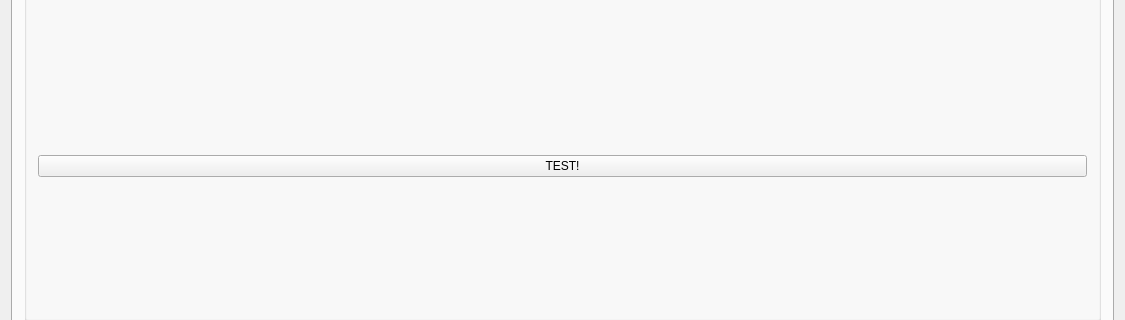
First picture: the form in GUI.ui, repository pisaoutertracker/BurnIn_Controller, before the edit; both pictures show x 0 to 1125 and y 453 to 773 of the 1125 by 858 pixel window.
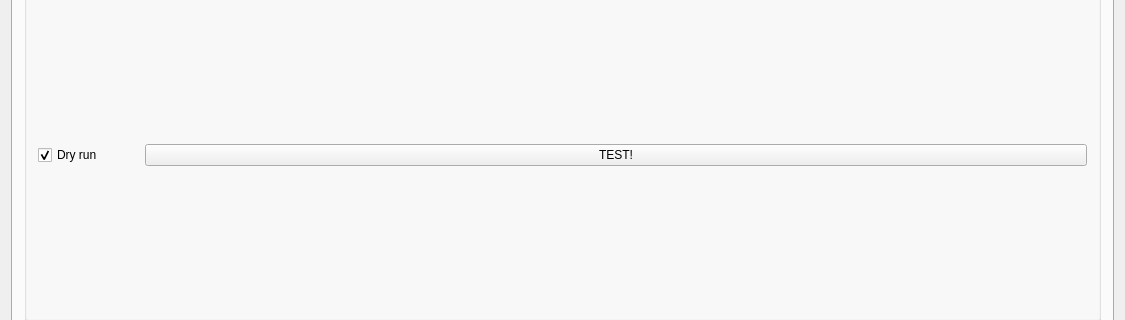
Second picture: the form after the edit. Icons and pictures are not drawn. Custom widgets are drawn as their Qt base class.

Commit message: module test functionality

Patch:
```diff
--- a/GUI.ui
+++ b/GUI.ui
@@ -764,7 +764,7 @@
           </property>
           <layout class="QVBoxLayout" name="verticalLayout_13">
            <item>
-            <spacer name="verticalSpacer_5">
+            <spacer name="verticalSpacer_8">
              <property name="orientation">
               <enum>Qt::Vertical</enum>
              </property>
@@ -777,7 +777,23 @@
             </spacer>
            </item>
            <item>
-            <layout class="QVBoxLayout" name="verticalLayout_15">
+            <layout class="QHBoxLayout" name="horizontalLayout_12">
+             <item>
+              <widget class="QCheckBox" name="Ctrl_DryRun_cb">
+               <property name="maximumSize">
+                <size>
+                 <width>100</width>
+                 <height>16777215</height>
+                </size>
+               </property>
+               <property name="text">
+                <string>Dry run</string>
+               </property>
+               <property name="checked">
+                <bool>true</bool>
+               </property>
+              </widget>
+             </item>
              <item>
               <widget class="QPushButton" name="Ctrl_StartTest_btn">
                <property name="text">
@@ -785,8 +801,10 @@
                </property>
               </widget>
              </item>
+            </layout>
+           </item>
              <item>
-              <spacer name="verticalSpacer_8">
+            <spacer name="verticalSpacer_5">
                <property name="orientation">
                 <enum>Qt::Vertical</enum>
                </property>
@@ -797,8 +815,6 @@
                 </size>
                </property>
               </spacer>
-             </item>
-            </layout>
            </item>
           </layout>
          </widget>
```
Left out of the diff: 2 changed lines with no effect on the pictures. Lines whose indentation alone changed are shown as unchanged. The commit also changes 1 other file.
